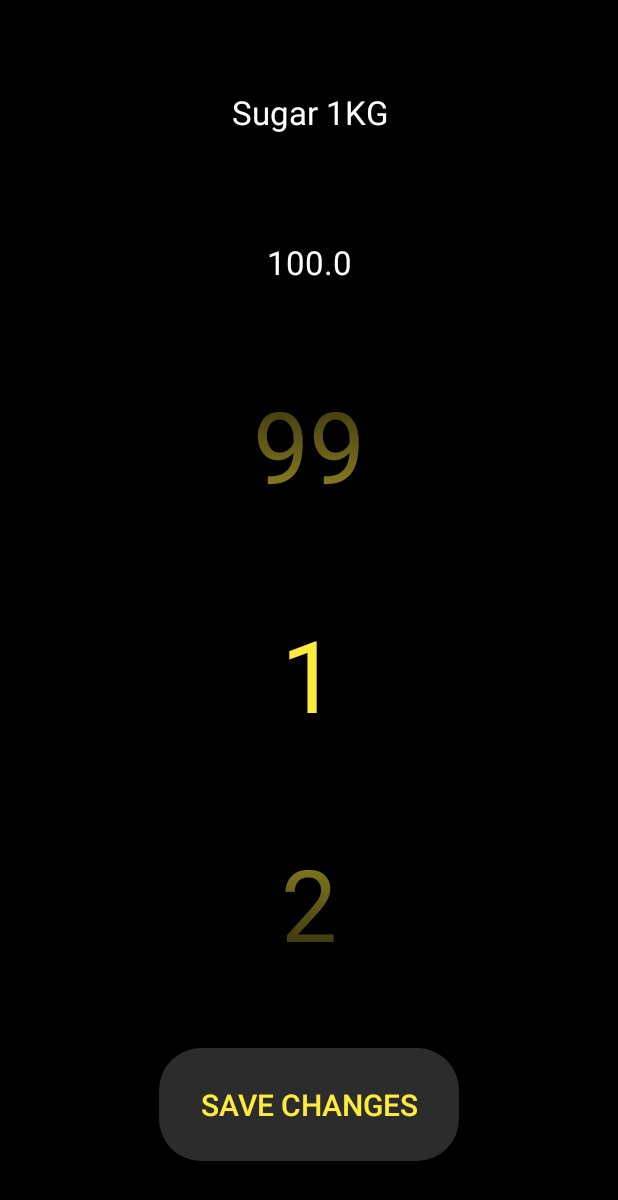
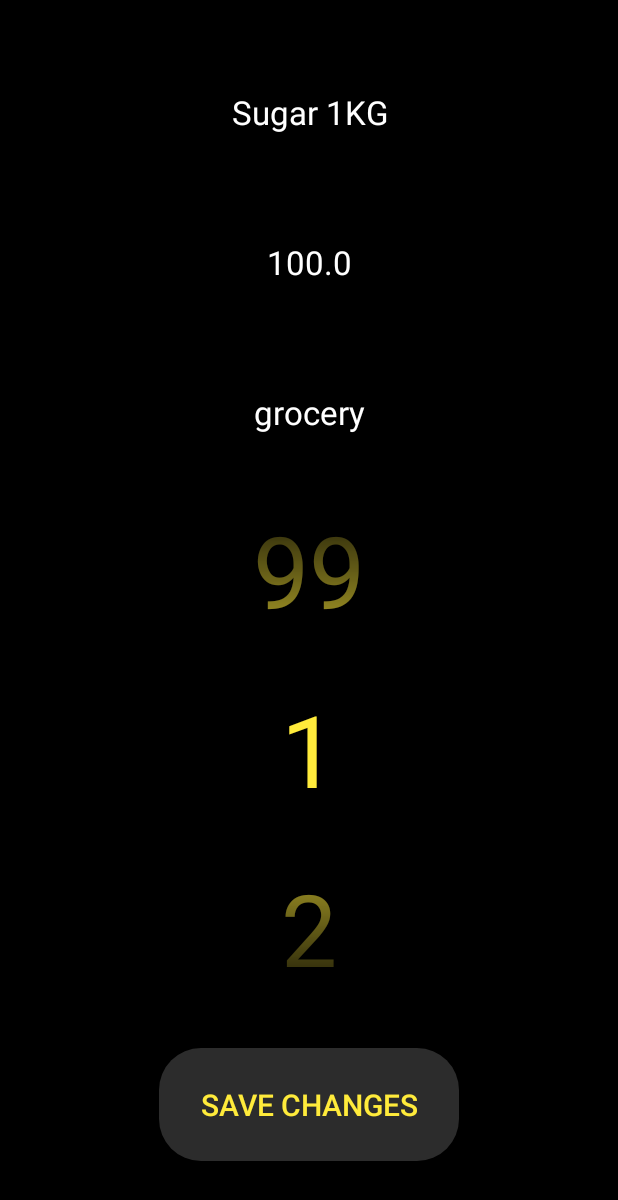
Before and after one commit to Fatah-BNB/my_shopping_cart, an Android app: the screen it shows after launch (AddActivity), after a tap on "Sugar 1KG", on a phone screen of 412 x 824 dp. Shown: the top 1200 px of the screen. Run offline under Robolectric (Android 15) with nearby library versions, the phone set to English and light mode, and no system bars; our stand-ins replace Room's generated code; libraries missing offline, so code that uses them is left out: yuku.ambilwarna.

Commit message:
lists implemented

```diff
--- a/app/src/main/java/com/example/myshoppingcart/AddActivity.java
+++ b/app/src/main/java/com/example/myshoppingcart/AddActivity.java
@@ -24,7 +24,8 @@ public class AddActivity extends AppCompatActivity {
     public static final String EXTRA_NAME = "ITEM_NAME";
     public static final String EXTRA_QNT = "ITEM_QNT";
     public static final String EXTRA_PRICE = "ITEM_PRICE";
-    private EditText itemName, itemPrice;
+    public static final String EXTRA_LIST = "ITEM_LIST";
+    private EditText itemName, itemPrice, itemList;
     private Button saveBtn;
     private NumberPicker itemQnt;
     @RequiresApi(api = Build.VERSION_CODES.Q)
@@ -35,6 +36,7 @@ public class AddActivity extends AppCompatActivity {
 
         itemName = findViewById(R.id.ietm_name_input);
         itemPrice = findViewById(R.id.ietm_price_input);
+        itemList = findViewById(R.id.item_list_input);
         itemQnt = findViewById(R.id.item_qnt_input);
         saveBtn = findViewById(R.id.save_btn);
         itemQnt.setMinValue(1);
@@ -47,6 +49,7 @@ public class AddActivity extends AppCompatActivity {
         Intent intent = getIntent();
         if(intent.hasExtra(EXTRA_ID)){
             itemName.setText(intent.getStringExtra(EXTRA_NAME));
+            itemList.setText(intent.getStringExtra(EXTRA_LIST));
             itemPrice.setText(String.valueOf(intent.getDoubleExtra(EXTRA_PRICE, 1)));
             itemQnt.setValue(intent.getIntExtra(EXTRA_QNT, 1));
             saveBtn.setText("save Changes");
@@ -56,8 +59,8 @@ public class AddActivity extends AppCompatActivity {
         saveBtn.setOnClickListener(new View.OnClickListener() {
             @Override
             public void onClick(View view) {
-                if(itemName.getText().toString().trim().isEmpty() || itemPrice.getText().toString().trim().isEmpty()){
-                    Toast.makeText(AddActivity.this, "provide a name and a unit price for the item", Toast.LENGTH_SHORT).show();
+                if(itemName.getText().toString().trim().isEmpty() || itemPrice.getText().toString().trim().isEmpty() || itemList.getText().toString().trim().isEmpty()){
+                    Toast.makeText(AddActivity.this, "provide a name and a unit price and a list name for the item", Toast.LENGTH_SHORT).show();
                 }else if (Double.parseDouble(itemPrice.getText().toString().trim()) == 0.0) {
                     Toast.makeText(AddActivity.this, "price can't be 0.0", Toast.LENGTH_SHORT).show();
                 }else{
@@ -81,11 +84,13 @@ public class AddActivity extends AppCompatActivity {
     }
     public void saveItem(){
         String name = itemName.getText().toString().trim();
+        String listName = itemList.getText().toString().trim();
         String upperName = name.substring(0, 1).toUpperCase() + name.substring(1);
         String price = itemPrice.getText().toString().trim();
         int qnt = itemQnt.getValue();
             Intent data = new Intent();
             data.putExtra(EXTRA_NAME, upperName);
+            data.putExtra(EXTRA_LIST, listName.toLowerCase());
             data.putExtra(EXTRA_PRICE, Double.parseDouble(price));
             data.putExtra(EXTRA_QNT, qnt);
             int id = getIntent().getIntExtra(EXTRA_ID, -1);
--- a/app/src/main/java/com/example/myshoppingcart/Item.java
+++ b/app/src/main/java/com/example/myshoppingcart/Item.java
@@ -13,12 +13,14 @@ public class Item {
     private double totalPrice;
     private int color;
     private boolean isCounted;
+    private String list;
 
-    public Item(String name, int quantity, double price, int color) {
+    public Item(String name, int quantity, double price, int color, String list) {
         this.name = name;
         this.quantity = quantity;
         this.price = price;
         this.color = color;
+        this.list = list;
         this.totalPrice = price * quantity;
         isCounted = true;
     }
@@ -33,6 +35,10 @@ public class Item {
 
     public void setTotalPrice(double totalPrice) {
         this.totalPrice = totalPrice;
+    }
+
+    public void setList(String list) {
+        this.list = list;
     }
 
     public void setCounted(boolean counted) {
@@ -66,4 +72,8 @@ public class Item {
     public int getColor() {
         return color;
     }
+
+    public String getList() {
+        return list;
+    }
 }
--- a/app/src/main/java/com/example/myshoppingcart/ItemDao.java
+++ b/app/src/main/java/com/example/myshoppingcart/ItemDao.java
@@ -21,6 +21,10 @@ public interface ItemDao {
     void deleteAll();
     @Query("SELECT * FROM items_table")
     LiveData<List<Item>> getAllItems();
+    @Query("SELECT DISTINCT list FROM items_table")
+    LiveData<List<String>> getLists();
+    @Query("SELECT * FROM items_table WHERE list = :list")
+    LiveData<List<Item>> getItemsByList(String list);
     @Query("SELECT * FROM items_table WHERE quantity = :qnt")
     LiveData<List<Item>> getAllItemsBasedOnQnt(int qnt);
     @Query("SELECT COUNT(*) FROM items_table")
--- a/app/src/main/java/com/example/myshoppingcart/ItemViewModel.java
+++ b/app/src/main/java/com/example/myshoppingcart/ItemViewModel.java
@@ -11,6 +11,8 @@ import java.util.List;
 public class ItemViewModel extends AndroidViewModel {
     private ItemsRepo repository;
     private LiveData<List<Item>> allItems;
+    private LiveData<List<String>> lists;
+    private LiveData<List<Item>> itemsByLists;
     private LiveData<List<Item>> allItemsQnt;
     private LiveData<Integer> totalItems;
     private LiveData<Double> totalPrice;
@@ -21,6 +23,7 @@ public class ItemViewModel extends AndroidViewModel {
         allItems = repository.getAllItems();
         totalItems = repository.getTotalItems();
         totalPrice = repository.getTotalPrice();
+        lists = repository.getLists();
     }
     public void insertItem(Item itm){
         repository.insert(itm);
@@ -37,9 +40,16 @@ public class ItemViewModel extends AndroidViewModel {
     public LiveData<List<Item>> getAllItems() {
         return allItems;
     }
+    public LiveData<List<String>> getLists() {
+        return lists;
+    }
     public LiveData<List<Item>> getAllItemsQnt(int qnt) {
         allItemsQnt = repository.getAllItemsQnt(qnt);
         return allItemsQnt;
+    }
+    public LiveData<List<Item>> getItemsByList(String list) {
+        itemsByLists = repository.getItemsByList(list);
+        return itemsByLists;
     }
     public LiveData<Integer> getTotalItems() {
         return totalItems;
--- a/app/src/main/java/com/example/myshoppingcart/ItemsDatabase.java
+++ b/app/src/main/java/com/example/myshoppingcart/ItemsDatabase.java
@@ -34,10 +34,10 @@ public abstract class ItemsDatabase extends RoomDatabase {
         private PopulateTask(ItemsDatabase db){itemDao = db.useItemDao();}
         @Override
         protected Void doInBackground(Void... voids) {
-            itemDao.insert(new Item("Sugar 1KG", 1, 100, Color.BLACK));
-            itemDao.insert(new Item("Oil 1L", 10, 135, Color.BLACK));
-            itemDao.insert(new Item("Lemonade 2L", 3, 150, Color.BLACK));
-            itemDao.insert(new Item("MAXON GATO", 5, 100, Color.BLACK));
+            itemDao.insert(new Item("Sugar 1KG", 1, 100, Color.BLACK, "grocery"));
+            itemDao.insert(new Item("Oil 1L", 10, 135, Color.BLACK, "grocery"));
+            itemDao.insert(new Item("Lemonade 2L", 3, 150, Color.BLACK, "drinks"));
+            itemDao.insert(new Item("MAXON GATO", 5, 100, Color.BLACK, "cookies"));
             return null;
         }
     }
--- a/app/src/main/java/com/example/myshoppingcart/ItemsRepo.java
+++ b/app/src/main/java/com/example/myshoppingcart/ItemsRepo.java
@@ -10,6 +10,8 @@ import java.util.List;
 public class ItemsRepo {
     private ItemDao itemDao;
     private LiveData<List<Item>> allItems;
+    private LiveData<List<String>> lists;
+    private LiveData<List<Item>> itemsByLists;
     private LiveData<List<Item>> allItemsQnt;
     private LiveData<Integer> totalItems;
     private LiveData<Double> totalPrice;
@@ -20,6 +22,7 @@ public class ItemsRepo {
         allItems = itemDao.getAllItems();
         totalItems = itemDao.getTotalItems();
         totalPrice = itemDao.getTotalPrice();
+        lists = itemDao.getLists();
     }
 
     public void insert(Item item){
@@ -38,9 +41,16 @@ public class ItemsRepo {
     public LiveData<List<Item>> getAllItems() {
         return allItems;
     }
+    public LiveData<List<String>> getLists() {
+        return lists;
+    }
     public LiveData<List<Item>> getAllItemsQnt(int qnt) {
         allItemsQnt = itemDao.getAllItemsBasedOnQnt(qnt);
         return allItemsQnt;
+    }
+    public LiveData<List<Item>> getItemsByList(String list) {
+        itemsByLists = itemDao.getItemsByList(list);
+        return itemsByLists;
     }
     public LiveData<Integer> getTotalItems() {
         return totalItems;
--- a/app/src/main/java/com/example/myshoppingcart/MainActivity.java
+++ b/app/src/main/java/com/example/myshoppingcart/MainActivity.java
@@ -54,6 +54,18 @@ public class MainActivity extends AppCompatActivity {
                     empty.setVisibility(View.VISIBLE);
                 }else{
                     empty.setVisibility(View.GONE);
+                }
+            }
+        });
+        (findViewById(R.id.icon_bar)).setOnClickListener(view -> {
+            startActivity(new Intent(MainActivity.this, ListsActivity.class));
+        });
+
+        itemViewModel.getLists().observe(this, new Observer<List<String>>() {
+            @Override
+            public void onChanged(List<String> lists) {
+                for(String list : lists){
+                    Toast.makeText(MainActivity.this, list, Toast.LENGTH_SHORT).show();
                 }
             }
         });
@@ -114,6 +126,7 @@ public class MainActivity extends AppCompatActivity {
                 Intent intent = new Intent(MainActivity.this, AddActivity.class);
                 intent.putExtra(AddActivity.EXTRA_ID, item.getId());
                 intent.putExtra(AddActivity.EXTRA_NAME, item.getName());
+                intent.putExtra(AddActivity.EXTRA_LIST, item.getList());
                 intent.putExtra(AddActivity.EXTRA_PRICE, item.getPrice());
                 intent.putExtra(AddActivity.EXTRA_QNT, item.getQuantity());
 
@@ -127,22 +140,24 @@ public class MainActivity extends AppCompatActivity {
         super.onActivityResult(requestCode, resultCode, data);
         if(requestCode == ADD_ITEM_REQUEST && resultCode == RESULT_OK){
             String itemName = data.getStringExtra(AddActivity.EXTRA_NAME);
-            double itemPrice = data.getDoubleExtra(AddActivity.EXTRA_PRICE, 1);
+
+            String itemListName = data.getStringExtra(AddActivity.EXTRA_LIST); double itemPrice = data.getDoubleExtra(AddActivity.EXTRA_PRICE, 1);
             int itemQnt = data.getIntExtra(AddActivity.EXTRA_QNT, 1);
 
-            Item item = new Item(itemName, itemQnt, itemPrice, Color.BLACK);
+            Item item = new Item(itemName, itemQnt, itemPrice, Color.BLACK, itemListName);
             itemViewModel.insertItem(item);
             Toast.makeText(this, "item added", Toast.LENGTH_SHORT).show();
         } else if(requestCode == EDIT_ITEM_REQUEST && resultCode == RESULT_OK){
             int itemId = data.getIntExtra(AddActivity.EXTRA_ID, -1);
             String itemName = data.getStringExtra(AddActivity.EXTRA_NAME);
+            String itemListName = data.getStringExtra(AddActivity.EXTRA_LIST);
             double itemPrice = data.getDoubleExtra(AddActivity.EXTRA_PRICE, 1);
             int itemQnt = data.getIntExtra(AddActivity.EXTRA_QNT, 1);
             if(itemId == -1){
                 Toast.makeText(this, "can't update item", Toast.LENGTH_SHORT).show();
                 return;
             }
-            Item item = new Item(itemName, itemQnt, itemPrice, Color.BLACK);
+            Item item = new Item(itemName, itemQnt, itemPrice, Color.BLACK, itemListName);
             item.setId(itemId);
             itemViewModel.updateItem(item);
             //Toast.makeText(this, "item updated", Toast.LENGTH_SHORT).show();
--- a/app/src/main/res/layout/activity_add.xml
+++ b/app/src/main/res/layout/activity_add.xml
@@ -30,7 +30,22 @@
         android:backgroundTint="@android:color/transparent"
         android:gravity="center"
         android:hint="item unit price (DA)"
+        android:layout_marginBottom="50dp"
         android:inputType="numberDecimal"
+        android:textAppearance="@style/TextAppearance.AppCompat.Large"
+        android:textColor="@color/white"
+        android:textColorHint="@color/cardview_dark_background"
+        android:textSize="22sp" />
+
+    <EditText
+        android:id="@+id/item_list_input"
+        android:layout_width="match_parent"
+        android:layout_height="wrap_content"
+        android:layout_below="@id/ietm_price_input"
+        android:backgroundTint="@android:color/transparent"
+        android:gravity="center"
+        android:hint="list name"
+        android:inputType="text"
         android:textAppearance="@style/TextAppearance.AppCompat.Large"
         android:textColor="@color/white"
         android:textColorHint="@color/cardview_dark_background"
@@ -41,8 +56,7 @@
         android:layout_width="match_parent"
         android:layout_height="match_parent"
         android:layout_above="@id/save_btn"
-
-        android:layout_below="@id/ietm_price_input"
+        android:layout_below="@id/item_list_input"
         android:layout_centerInParent="true"
         android:layout_marginTop="20dp"
         android:layout_marginBottom="20dp" />
```
Also changed, not shown: app/src/main/AndroidManifest.xml (+11 -4 lines), app/src/main/java/com/example/myshoppingcart/ItemsListActivity.java (added, +34 -0 lines), app/src/main/java/com/example/myshoppingcart/ListAdapter.java (added, +70 -0 lines), app/src/main/java/com/example/myshoppingcart/ListsActivity.java (added, +47 -0 lines), app/src/main/res/layout/activity_items_list.xml (added, +16 -0 lines), app/src/main/res/layout/activity_lists.xml (added, +15 -0 lines), app/src/main/res/layout/list.xml (added, +46 -0 lines).
